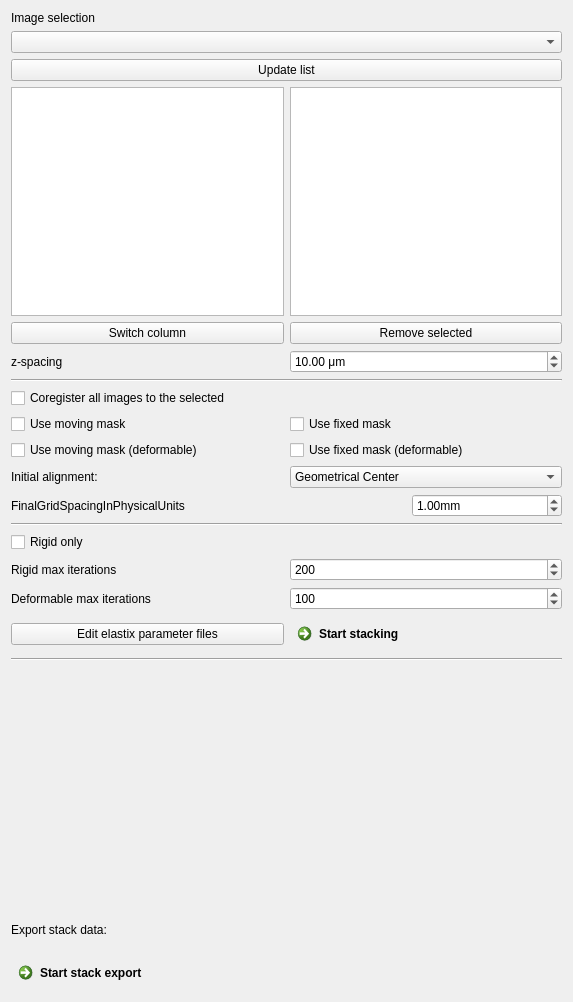
Before: the Qt Designer form Plugins/org.mitk.gui.qt.m2.reconstruction3D/src/internal/m2Reconstruction3DControls.ui in ivowolf/M2aia, drawn with Qt 5.
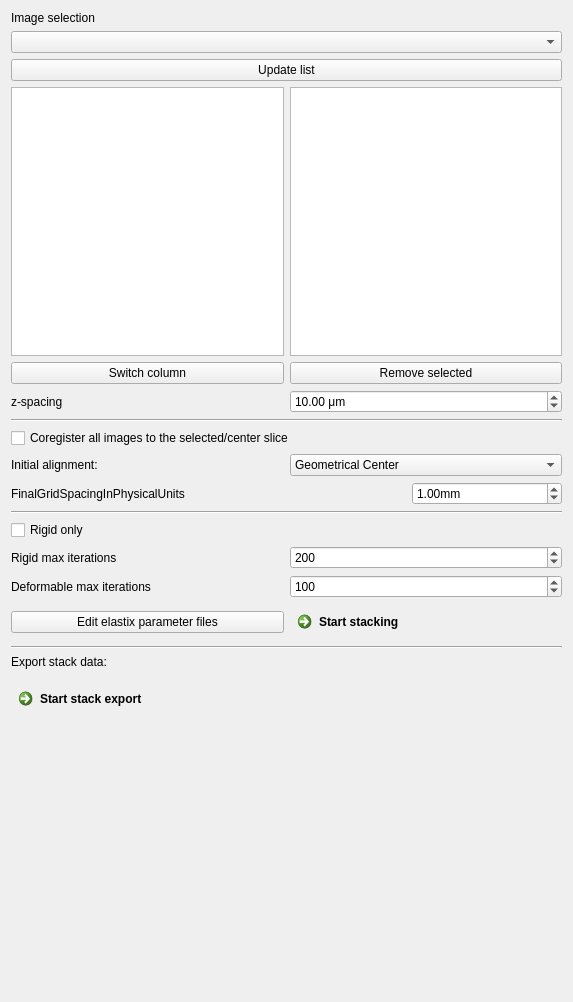
After: the same form once the commit is applied. Custom widgets are drawn as their Qt base class.

Commit message: Refactor UI elements in m2Reconstruction3DControls; update modality list widget names and enhance checkbox descriptions.

Patch:
```diff
--- a/Plugins/org.mitk.gui.qt.m2.reconstruction3D/src/internal/m2Reconstruction3DControls.ui
+++ b/Plugins/org.mitk.gui.qt.m2.reconstruction3D/src/internal/m2Reconstruction3DControls.ui
@@ -47,13 +47,6 @@
        <item>
         <widget class="QListWidget" name="listWidget"/>
        </item>
-       <item>
-        <widget class="QPushButton" name="btnSwitch">
-         <property name="text">
-          <string>Switch column</string>
-         </property>
-        </widget>
-       </item>
       </layout>
      </item>
      <item>
@@ -61,19 +54,30 @@
        <item>
         <widget class="QListWidget" name="listWidget_2"/>
        </item>
-       <item>
-        <widget class="QPushButton" name="btnRemove">
-         <property name="text">
-          <string>Remove selected</string>
-         </property>
-        </widget>
-       </item>
       </layout>
      </item>
     </layout>
    </item>
    <item>
-    <layout class="QHBoxLayout" name="horizontalLayout">
+    <layout class="QHBoxLayout" name="horizontalLayout_9">
+     <item>
+      <widget class="QPushButton" name="btnSwitch">
+       <property name="text">
+        <string>Switch column</string>
+       </property>
+      </widget>
+     </item>
+     <item>
+      <widget class="QPushButton" name="btnRemove">
+       <property name="text">
+        <string>Remove selected</string>
+       </property>
+      </widget>
+     </item>
+    </layout>
+   </item>
+   <item>
+    <layout class="QHBoxLayout" name="zSpacing_layout">
      <item>
       <widget class="QLabel" name="label_2">
        <property name="minimumSize">
@@ -121,60 +125,12 @@
    <item>
     <widget class="QCheckBox" name="chkBxCoRegistrationToSelected">
      <property name="text">
-      <string>Coregister all images to the selected</string>
+      <string>Coregister all images to the selected/center slice</string>
      </property>
     </widget>
    </item>
    <item>
-    <layout class="QHBoxLayout" name="horizontalLayout_7">
-     <item>
-      <widget class="QCheckBox" name="chkBxUseMovingMask">
-       <property name="text">
-        <string>Use moving mask</string>
-       </property>
-       <property name="checked">
-        <bool>false</bool>
-       </property>
-      </widget>
-     </item>
-     <item>
-      <widget class="QCheckBox" name="chkBxUseFixedMask">
-       <property name="text">
-        <string>Use fixed mask</string>
-       </property>
-       <property name="checked">
-        <bool>false</bool>
-       </property>
-      </widget>
-     </item>
-    </layout>
-   </item>
-   <item>
-    <layout class="QHBoxLayout" name="horizontalLayout_8">
-     <item>
-      <widget class="QCheckBox" name="chkBxUseMovingMaskDeform">
-       <property name="text">
-        <string>Use moving mask (deformable)</string>
-       </property>
-       <property name="checked">
-        <bool>false</bool>
-       </property>
-      </widget>
-     </item>
-     <item>
-      <widget class="QCheckBox" name="chkBxUseFixedMaskDeform">
-       <property name="text">
-        <string>Use fixed mask (deformable)</string>
-       </property>
-       <property name="checked">
-        <bool>false</bool>
-       </property>
-      </widget>
-     </item>
-    </layout>
-   </item>
-   <item>
-    <layout class="QHBoxLayout" name="horizontalLayout_2">
+    <layout class="QHBoxLayout" name="initialAlignment_layout">
      <item>
       <widget class="QLabel" name="label_6">
        <property name="text">
@@ -339,6 +295,27 @@
      </property>
     </widget>
    </item>
+   <item>
+    <widget class="QLabel" name="label_4">
+     <property name="text">
+      <string>Export stack data:</string>
+     </property>
+    </widget>
+   </item>
+   <item>
+    <widget class="QmitkSingleNodeSelectionWidget" name="centroidListSelector" native="true">
+     <property name="toolTip">
+      <string>&lt;html&gt;&lt;head/&gt;&lt;body&gt;&lt;p&gt;Select a list of centroids. For each centroid a 3D stack ion image  is generated and stored on disk.&lt;/p&gt;&lt;/body&gt;&lt;/html&gt;</string>
+     </property>
+    </widget>
+   </item>
+   <item>
+    <widget class="QCommandLinkButton" name="btnStartStackExport">
+     <property name="text">
+      <string>Start stack export</string>
+     </property>
+    </widget>
+   </item>
    <item>
     <spacer name="verticalSpacer">
      <property name="orientation">
@@ -352,13 +329,6 @@
      </property>
     </spacer>
    </item>
-   <item>
-    <widget class="QLabel" name="label_4">
-     <property name="text">
-      <string>Export stack data:</string>
-     </property>
-    </widget>
-   </item>
    <item>
     <widget class="QmitkSingleNodeSelectionWidget" name="stackImageSelector" native="true">
      <property name="toolTip">
@@ -366,20 +336,6 @@
      </property>
     </widget>
    </item>
-   <item>
-    <widget class="QmitkSingleNodeSelectionWidget" name="centroidListSelector" native="true">
-     <property name="toolTip">
-      <string>&lt;html&gt;&lt;head/&gt;&lt;body&gt;&lt;p&gt;Select a list of centroids. For each centroid a 3D stack ion image  is generated and stored on disk.&lt;/p&gt;&lt;/body&gt;&lt;/html&gt;</string>
-     </property>
-    </widget>
-   </item>
-   <item>
-    <widget class="QCommandLinkButton" name="btnStartStackExport">
-     <property name="text">
-      <string>Start stack export</string>
-     </property>
-    </widget>
-   </item>
   </layout>
  </widget>
  <layoutdefault spacing="6" margin="11"/>
```
Left out of the diff: 14 changed lines with no effect on the pictures. The commit also changes 1 other file.
